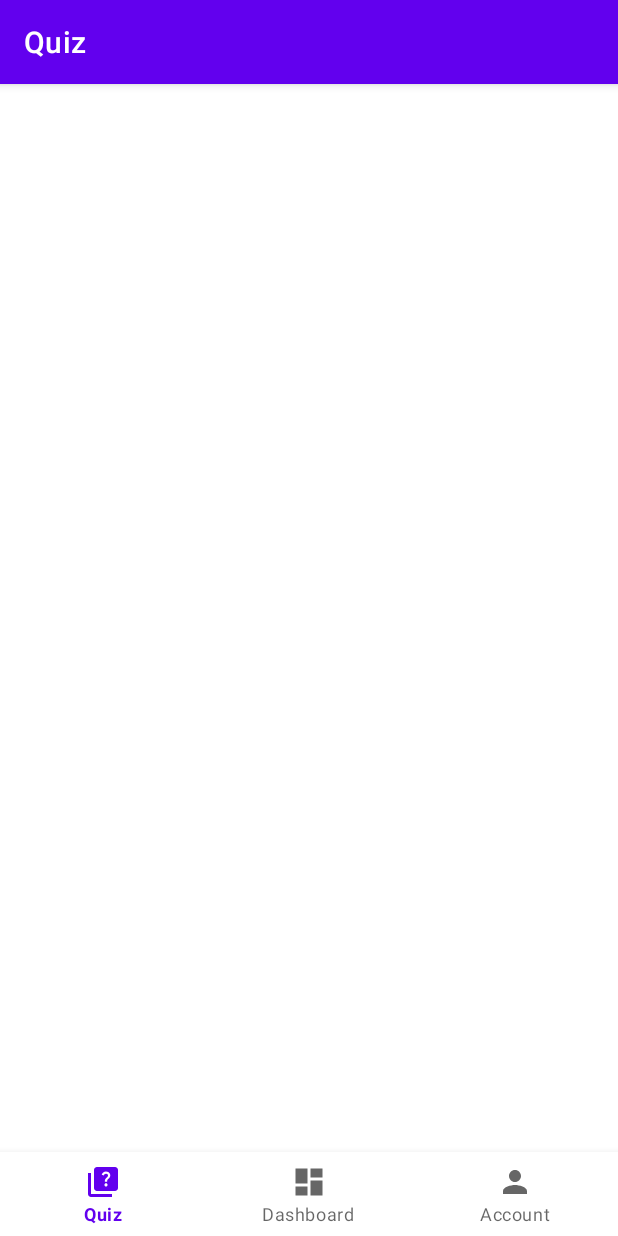
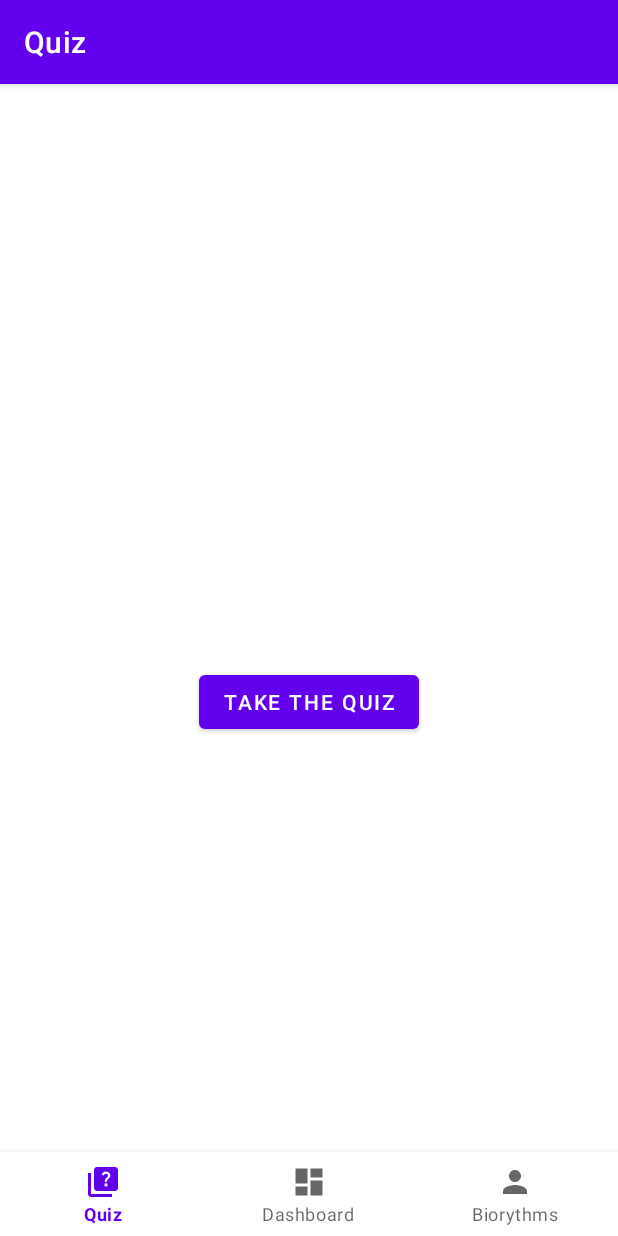
Before and after one commit to A-Ghasabyan/MathPlot, an Android app: the QuizFragment screen opened through its navigation route, on a phone screen of 412 x 824 dp. Run offline under Robolectric (Android 15) with nearby library versions, the phone set to English and light mode, and no system bars; our stand-ins replace navigation-ui; libraries missing offline, so code that uses them is left out: com.github.mikephil.charting.

Commit message:
Commit Message

```diff
--- a/app/src/main/java/com/example/myapplication/ui/dashboard/DashboardViewModel.java
+++ b/app/src/main/java/com/example/myapplication/ui/dashboard/DashboardViewModel.java
@@ -25,7 +25,6 @@ public class DashboardViewModel extends ViewModel {
 
         LineDataSet dataSet = new LineDataSet(entries, "y = " + formula);
         dataSet.setColor(color);
-        dataSet.setLineWidth(2f);
 
         dataSet.setMode(LineDataSet.Mode.CUBIC_BEZIER);
         dataSet.setCubicIntensity(0.2f);
--- a/app/src/main/java/com/example/myapplication/ui/quiz/QuizFragment.java
+++ b/app/src/main/java/com/example/myapplication/ui/quiz/QuizFragment.java
@@ -4,28 +4,108 @@ import android.os.Bundle;
 import android.view.LayoutInflater;
 import android.view.View;
 import android.view.ViewGroup;
-import android.widget.TextView;
+import android.widget.RadioButton;
+import android.widget.Toast;
 
 import androidx.annotation.NonNull;
 import androidx.fragment.app.Fragment;
-import androidx.lifecycle.ViewModelProvider;
 
 import com.example.myapplication.databinding.FragmentQuizBinding;
 
 public class QuizFragment extends Fragment {
 
     private FragmentQuizBinding binding;
+    private int currentQuestionIndex = 0;
+    private int correctAnswerCount = 0;
 
+    private String[] questions = {
+            "What is the capital of France?",
+            "Which planet is known as the Red Planet?",
+            "What is the largest ocean on Earth?"
+    };
+
+    private String[][] options = {
+            {"Paris", "London", "Rome", "Berlin"},
+            {"Earth", "Mars", "Jupiter", "Venus"},
+            {"Atlantic", "Indian", "Pacific", "Arctic"}
+    };
+
+    private int[] correctAnswers = {0, 1, 2};
+
+    @Override
     public View onCreateView(@NonNull LayoutInflater inflater,
                              ViewGroup container, Bundle savedInstanceState) {
-        QuizViewModel quizViewModel =
-                new ViewModelProvider(this).get(QuizViewModel.class);
-
         binding = FragmentQuizBinding.inflate(inflater, container, false);
         View root = binding.getRoot();
 
+        setupStartPage();
         return root;
     }
+
+    private void setupStartPage() {
+        binding.startPage.setVisibility(View.VISIBLE);
+        binding.quizPage.setVisibility(View.GONE);
+        binding.resultPage.setVisibility(View.GONE);
+
+        binding.startQuizButton.setOnClickListener(v -> {
+            binding.startPage.setVisibility(View.GONE);
+            binding.quizPage.setVisibility(View.VISIBLE);
+            setupQuiz();
+        });
+    }
+
+    private void setupQuiz() {
+        currentQuestionIndex = 0;
+        correctAnswerCount = 0;
+        updateQuestion();
+
+        binding.nextButton.setOnClickListener(v -> {
+            int selectedId = binding.optionsGroup.getCheckedRadioButtonId();
+            if (selectedId == -1) {
+                Toast.makeText(getActivity(), "Please select an answer!", Toast.LENGTH_SHORT).show();
+                return;
+            }
+
+            RadioButton selectedOption = binding.getRoot().findViewById(selectedId);
+            int answerIndex = binding.optionsGroup.indexOfChild(selectedOption);
+            if (answerIndex == correctAnswers[currentQuestionIndex]) {
+                correctAnswerCount++;
+            }
+
+            if (currentQuestionIndex < questions.length - 1) {
+                currentQuestionIndex++;
+                updateQuestion();
+            } else {
+                showResultPage();
+            }
+        });
+    }
+
+    private void updateQuestion() {
+        binding.questionText.setText(questions[currentQuestionIndex]);
+        binding.optionsGroup.removeAllViews();
+
+        for (String option : options[currentQuestionIndex]) {
+            RadioButton radioButton = new RadioButton(getActivity());
+            radioButton.setText(option);
+            radioButton.setPadding(50, 0, 0, 0);
+            binding.optionsGroup.addView(radioButton);
+        }
+        binding.optionsGroup.clearCheck();
+    }
+
+    private void showResultPage() {
+        binding.quizPage.setVisibility(View.GONE);
+        binding.resultPage.setVisibility(View.VISIBLE);
+        binding.resultText.setText("You answered " + correctAnswerCount + " out of " + questions.length + " correctly!");
+
+        if (correctAnswerCount > questions.length / 2) {
+            binding.partyPopperImage.setVisibility(View.VISIBLE);
+        } else {
+            binding.partyPopperImage.setVisibility(View.GONE);
+        }
+    }
+
 
     @Override
     public void onDestroyView() {
--- a/app/src/main/res/layout/fragment_quiz.xml
+++ b/app/src/main/res/layout/fragment_quiz.xml
@@ -6,4 +6,79 @@
     android:layout_height="match_parent"
     tools:context=".ui.quiz.QuizFragment">
 
+    <!-- Start Page -->
+    <LinearLayout
+        android:id="@+id/start_page"
+        android:layout_width="match_parent"
+        android:layout_height="match_parent"
+        android:orientation="vertical"
+        android:gravity="center"
+        android:visibility="visible">
+
+        <Button
+            android:id="@+id/start_quiz_button"
+            android:layout_width="wrap_content"
+            android:layout_height="wrap_content"
+            android:text="Take the Quiz" />
+    </LinearLayout>
+
+    <!-- Quiz Page -->
+    <LinearLayout
+        android:id="@+id/quiz_page"
+        android:layout_width="match_parent"
+        android:layout_height="match_parent"
+        android:orientation="vertical"
+        android:visibility="gone">
+
+        <TextView
+            android:id="@+id/question_text"
+            android:layout_width="match_parent"
+            android:layout_height="wrap_content"
+            android:layout_margin="16dp"
+            android:text="Question"
+            android:textSize="18sp" />
+
+        <RadioGroup
+            android:id="@+id/options_group"
+            android:layout_width="match_parent"
+            android:layout_height="wrap_content"
+            android:orientation="vertical"
+            android:layout_marginStart="32dp"
+            android:layout_marginTop="16dp" />
+
+        <Button
+            android:id="@+id/next_button"
+            android:layout_width="wrap_content"
+            android:layout_height="wrap_content"
+            android:text="Next"
+            android:layout_marginTop="24dp"
+            android:layout_gravity="center" />
+    </LinearLayout>
+
+    <!-- Result Page -->
+    <LinearLayout
+        android:id="@+id/result_page"
+        android:layout_width="match_parent"
+        android:layout_height="match_parent"
+        android:orientation="vertical"
+        android:gravity="center"
+        android:visibility="gone">
+
+        <ImageView
+            android:id="@+id/party_popper_image"
+            android:layout_width="100dp"
+            android:layout_height="100dp"
+            android:src="@drawable/party_popper"
+            android:contentDescription="Party Popper"
+            android:layout_marginBottom="16dp" />
+
+        <TextView
+            android:id="@+id/result_text"
+            android:layout_width="wrap_content"
+            android:layout_height="wrap_content"
+            android:text="Results will be shown here"
+            android:textSize="18sp"
+            android:layout_margin="16dp" />
+    </LinearLayout>
+
 </androidx.constraintlayout.widget.ConstraintLayout>
--- a/app/src/main/res/navigation/mobile_navigation.xml
+++ b/app/src/main/res/navigation/mobile_navigation.xml
@@ -7,9 +7,9 @@
 
     <fragment
         android:id="@+id/navigation_home"
-        android:name="com.example.myapplication.ui.account.AccountFragment"
+        android:name="com.example.myapplication.ui.biorythms.BiorythmsFragment"
         android:label="@string/title_account"
-        tools:layout="@layout/fragment_account" />
+        tools:layout="@layout/fragment_biorythms" />
 
     <fragment
         android:id="@+id/navigation_dashboard"
--- a/app/src/main/res/values/colors.xml
+++ b/app/src/main/res/values/colors.xml
@@ -7,4 +7,8 @@
     <color name="teal_700">#FF018786</color>
     <color name="black">#FF000000</color>
     <color name="white">#FFFFFFFF</color>
+    <color name="physical_color">#FF0000</color>  <!-- Red for Physical -->
+    <color name="emotional_color">#00FF00</color>  <!-- Green for Emotional -->
+    <color name="intellectual_color">#0000FF</color> <!-- Blue for Intellectual -->
+
 </resources>
--- a/app/src/main/res/values/strings.xml
+++ b/app/src/main/res/values/strings.xml
@@ -1,6 +1,6 @@
 <resources>
     <string name="app_name">MathPlot</string>
-    <string name="title_account">Account</string>
+    <string name="title_account">Biorythms</string>
     <string name="title_dashboard">Dashboard</string>
     <string name="title_quiz">Quiz</string>
     <string-array name="functions_display_names">
```
Also changed, not shown: app/src/main/java/com/example/myapplication/ui/account/AccountFragment.java (deleted, +0 -35 lines), app/src/main/java/com/example/myapplication/ui/account/AccountViewModel.java (deleted, +0 -15 lines), app/src/main/java/com/example/myapplication/ui/biorythms/BiorythmsFragment.java (added, +103 -0 lines), app/src/main/java/com/example/myapplication/ui/biorythms/BiorythmsViewModel.java (added, +14 -0 lines), app/src/main/res/layout/fragment_account.xml (deleted, +0 -9 lines), app/src/main/res/layout/fragment_biorythms.xml (added, +68 -0 lines), app/src/main/res/drawable/party_popper.png (added).
